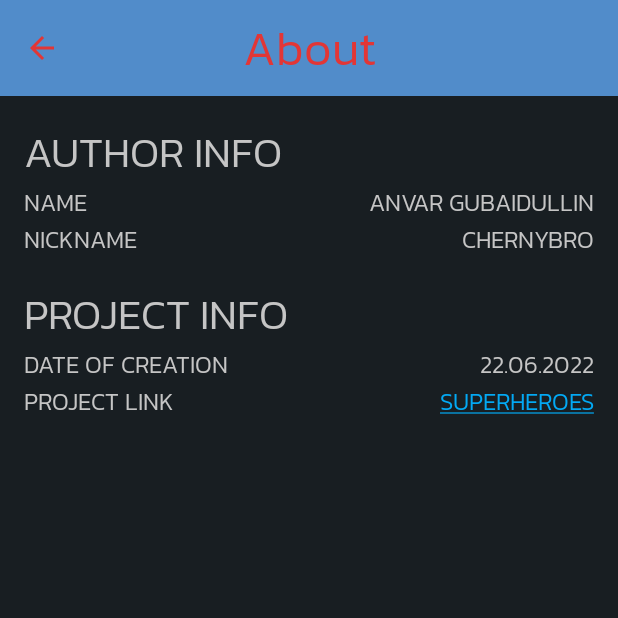
After one commit to chernybro/WB8.2, an Android app: the fragment AboutFragment placed in its activity, on a phone screen of 412 x 824 dp, the top half of it. The commit adds this screen. Run offline under Robolectric (Android 15) with nearby library versions, the phone set to English and light mode, and no system bars; our stand-ins replace Dagger/Hilt's generated code; libraries missing offline, so code that uses them is left out: com.github.terrakok.cicerone; 2 statements that could not run were skipped.

Commit message:
Navigation replaced by Cicerone

```diff
--- a/app/build.gradle
+++ b/app/build.gradle
@@ -78,4 +78,6 @@ dependencies {
     implementation("androidx.lifecycle:lifecycle-common-java8:2.4.1")
 
     implementation 'com.google.code.gson:gson:2.9.0'
+
+    implementation 'com.github.terrakok:cicerone:7.1'
 }
--- a/app/src/main/AndroidManifest.xml
+++ b/app/src/main/AndroidManifest.xml
@@ -17,7 +17,7 @@
         android:theme="@style/Theme.WB52"
         tools:targetApi="31">
         <activity
-            android:name="com.chernybro.wb52.presentation.hero_list_screen.MainActivity"
+            android:name="com.chernybro.wb52.presentation.MainActivity"
             android:exported="true"
             android:theme="@style/Theme.WB52">
             <intent-filter>
--- a/app/src/main/java/com/chernybro/wb52/presentation/BaseFragment.kt
+++ /dev/null
@@ -1,5 +0,0 @@
-package com.chernybro.wb52.presentation
-
-interface BaseFragment {
-    fun getFragmentTitle() : String
-}
--- /dev/null
+++ b/app/src/main/java/com/chernybro/wb52/presentation/MainActivity.kt
@@ -0,0 +1,46 @@
+package com.chernybro.wb52.presentation
+
+import android.os.Bundle
+import androidx.appcompat.app.AppCompatActivity
+import androidx.core.view.WindowCompat
+import com.chernybro.wb52.R
+import com.chernybro.wb52.databinding.ActivityMainBinding
+import com.chernybro.wb52.presentation.hero_list_screen.HeroesListFragment
+import com.chernybro.wb52.presentation.navigation.GeneralCiceroneHolder
+import com.github.terrakok.cicerone.androidx.AppNavigator
+import com.github.terrakok.cicerone.androidx.FragmentScreen
+import dagger.hilt.android.AndroidEntryPoint
+import javax.inject.Inject
+
+@AndroidEntryPoint
+class MainActivity : AppCompatActivity() {
+
+    private lateinit var binding: ActivityMainBinding
+
+    @Inject
+    lateinit var generalCiceroneHolder: GeneralCiceroneHolder
+
+    private val navigator = AppNavigator(this, R.id.fragment)
+
+    override fun onCreate(savedInstanceState: Bundle?) {
+        WindowCompat.setDecorFitsSystemWindows(window, false)
+        super.onCreate(savedInstanceState)
+
+        binding = ActivityMainBinding.inflate(layoutInflater)
+        setContentView(binding.root)
+
+        if (savedInstanceState == null) {
+            generalCiceroneHolder.cicerone.router.newRootChain(FragmentScreen{ HeroesListFragment() })
+        }
+    }
+
+    override fun onResumeFragments() {
+        super.onResumeFragments()
+        generalCiceroneHolder.cicerone.getNavigatorHolder().setNavigator(navigator)
+    }
+
+    override fun onPause() {
+        generalCiceroneHolder.cicerone.getNavigatorHolder().removeNavigator()
+        super.onPause()
+    }
+}
--- /dev/null
+++ b/app/src/main/java/com/chernybro/wb52/presentation/about/AboutFragment.kt
@@ -0,0 +1,50 @@
+package com.chernybro.wb52.presentation.about
+
+import android.content.Intent
+import android.net.Uri
+import android.os.Bundle
+import android.view.LayoutInflater
+import android.view.View
+import android.view.ViewGroup
+import androidx.fragment.app.Fragment
+import com.chernybro.wb52.R
+import com.chernybro.wb52.databinding.FragmentAboutBinding
+import com.chernybro.wb52.presentation.navigation.GeneralCiceroneHolder
+import dagger.hilt.android.AndroidEntryPoint
+import javax.inject.Inject
+
+
+@AndroidEntryPoint
+class AboutFragment : Fragment() {
+
+    private var _binding: FragmentAboutBinding? = null
+    private val binding get() = _binding!!
+
+    @Inject
+    lateinit var generalCiceroneHolder: GeneralCiceroneHolder
+
+    override fun onCreateView(
+        inflater: LayoutInflater, container: ViewGroup?,
+        savedInstanceState: Bundle?
+    ): View {
+
+        _binding = FragmentAboutBinding.inflate(inflater, container, false)
+        return binding.root
+
+    }
+
+
+    override fun onViewCreated(view: View, savedInstanceState: Bundle?) {
+        super.onViewCreated(view, savedInstanceState)
+        binding.projectLinkValue.setOnClickListener {
+            val browserIntent = Intent(Intent.ACTION_VIEW, Uri.parse(getString(R.string.github_project_link)))
+            startActivity(browserIntent)
+        }
+        binding.toolbar.setNavigationOnClickListener { generalCiceroneHolder.cicerone.router.exit() }
+    }
+
+    override fun onDestroyView() {
+        super.onDestroyView()
+        _binding = null
+    }
+}
--- /dev/null
+++ b/app/src/main/res/drawable/ic_back.xml
@@ -0,0 +1,5 @@
+<vector android:autoMirrored="true" android:height="24dp"
+    android:tint="#000000" android:viewportHeight="24"
+    android:viewportWidth="24" android:width="24dp" xmlns:android="http://schemas.android.com/apk/res/android">
+    <path android:fillColor="@android:color/white" android:pathData="M20,11H7.83l5.59,-5.59L12,4l-8,8 8,8 1.41,-1.41L7.83,13H20v-2z"/>
+</vector>
--- /dev/null
+++ b/app/src/main/res/drawable/ic_info.xml
@@ -0,0 +1,5 @@
+<vector android:height="24dp" android:tint="#000000"
+    android:viewportHeight="24" android:viewportWidth="24"
+    android:width="24dp" xmlns:android="http://schemas.android.com/apk/res/android">
+    <path android:fillColor="@android:color/white" android:pathData="M12,2C6.48,2 2,6.48 2,12s4.48,10 10,10 10,-4.48 10,-10S17.52,2 12,2zM13,17h-2v-6h2v6zM13,9h-2L11,7h2v2z"/>
+</vector>
--- /dev/null
+++ b/app/src/main/res/layout/fragment_about.xml
@@ -0,0 +1,157 @@
+<?xml version="1.0" encoding="utf-8"?>
+<androidx.constraintlayout.widget.ConstraintLayout xmlns:android="http://schemas.android.com/apk/res/android"
+    xmlns:app="http://schemas.android.com/apk/res-auto"
+    xmlns:tools="http://schemas.android.com/tools"
+    android:id="@+id/constraint_layout"
+    android:layout_width="match_parent"
+    android:layout_height="match_parent"
+    android:background="?attr/background">
+
+    <com.google.android.material.appbar.AppBarLayout
+        android:id="@+id/app_bar"
+        android:layout_width="match_parent"
+        android:layout_height="wrap_content"
+        app:layout_constraintStart_toStartOf="parent"
+        app:layout_constraintTop_toTopOf="parent">
+
+        <com.google.android.material.appbar.MaterialToolbar
+            android:id="@+id/toolbar"
+            android:layout_width="match_parent"
+            android:layout_height="?attr/actionBarSize"
+            app:navigationIcon="@drawable/ic_back"
+            app:navigationIconTint="?attr/colorPrimary">
+
+            <com.google.android.material.textview.MaterialTextView
+                android:id="@+id/toolbar_title"
+                android:layout_width="wrap_content"
+                android:layout_height="wrap_content"
+                android:layout_gravity="center"
+                android:fontFamily="@font/kanit_light"
+                android:text="@string/about_label"
+                android:textAppearance="@style/Theme.WB51.Toolbar.TitleTextAppearance" />
+
+        </com.google.android.material.appbar.MaterialToolbar>
+
+    </com.google.android.material.appbar.AppBarLayout>
+
+    <androidx.constraintlayout.widget.Guideline
+        android:id="@+id/start_guideline"
+        android:layout_width="0dp"
+        android:layout_height="0dp"
+        android:orientation="vertical"
+        app:layout_constraintGuide_begin="16dp" />
+
+    <androidx.constraintlayout.widget.Guideline
+        android:id="@+id/end_guideline"
+        android:layout_width="0dp"
+        android:layout_height="0dp"
+        android:orientation="vertical"
+        app:layout_constraintGuide_end="16dp" />
+
+    <TextView
+        android:id="@+id/author_info"
+        android:layout_width="0dp"
+        android:layout_height="0dp"
+        android:layout_marginTop="16dp"
+        android:layout_marginEnd="16dp"
+        android:text="@string/author_info"
+        android:textAppearance="@style/Theme.WB51.HeadlineMedium.TextAppearance"
+        app:layout_constraintHeight_default="wrap"
+        app:layout_constraintStart_toStartOf="@id/start_guideline"
+        app:layout_constraintTop_toBottomOf="@id/app_bar" />
+
+    <TextView
+        android:id="@+id/author_name"
+        android:layout_width="wrap_content"
+        android:layout_height="wrap_content"
+        android:text="@string/name"
+        android:textAppearance="@style/Theme.WB51.HeadlineSmall.TextAppearance"
+        app:layout_constraintStart_toStartOf="@id/start_guideline"
+        app:layout_constraintTop_toBottomOf="@id/author_info" />
+
+    <TextView
+        android:id="@+id/tv_author_name_value"
+        android:layout_width="wrap_content"
+        android:layout_height="wrap_content"
+        android:layout_marginStart="@dimen/margin_big"
+        android:text="@string/anvar_gubaidullin"
+        android:textAppearance="@style/Theme.WB51.HeadlineSmall.TextAppearance"
+        app:layout_constraintEnd_toEndOf="@id/end_guideline"
+        app:layout_constraintHorizontal_bias="1"
+        app:layout_constraintStart_toEndOf="@id/author_name"
+        app:layout_constraintTop_toTopOf="@id/author_name" />
+
+    <TextView
+        android:id="@+id/tv_nickname_key"
+        android:layout_width="wrap_content"
+        android:layout_height="wrap_content"
+        android:text="@string/nickname"
+        android:textAppearance="@style/Theme.WB51.HeadlineSmall.TextAppearance"
+        app:layout_constraintStart_toStartOf="@id/start_guideline"
+        app:layout_constraintTop_toTopOf="@id/tv_nickname_value" />
+
+
+    <TextView
+        android:id="@+id/tv_nickname_value"
+        android:layout_width="wrap_content"
+        android:layout_height="wrap_content"
+        android:text="@string/chernybro"
+        android:textAppearance="@style/Theme.WB51.HeadlineSmall.TextAppearance"
+        app:layout_constraintEnd_toEndOf="@id/end_guideline"
+        app:layout_constraintTop_toBottomOf="@id/tv_author_name_value" />
+
+    <TextView
+        android:id="@+id/project_info"
+        android:layout_width="0dp"
+        android:layout_height="0dp"
+        android:layout_marginTop="16dp"
+        android:layout_marginEnd="16dp"
+        android:text="@string/project_info"
+        android:textAppearance="@style/Theme.WB51.HeadlineMedium.TextAppearance"
+        app:layout_constraintHeight_default="wrap"
+        app:layout_constraintStart_toStartOf="@id/start_guideline"
+        app:layout_constraintTop_toBottomOf="@id/tv_nickname_key" />
+
+    <TextView
+        android:id="@+id/project_date"
+        android:layout_width="wrap_content"
+        android:layout_height="wrap_content"
+        android:text="@string/date_of_creation"
+        android:textAppearance="@style/Theme.WB51.HeadlineSmall.TextAppearance"
+        app:layout_constraintStart_toStartOf="@id/start_guideline"
+        app:layout_constraintTop_toBottomOf="@id/project_info" />
+
+    <TextView
+        android:id="@+id/project_date_value"
+        android:layout_width="wrap_content"
+        android:layout_height="wrap_content"
+        android:layout_marginStart="@dimen/margin_big"
+        android:text="@string/date_of_creation_value"
+        android:textAppearance="@style/Theme.WB51.HeadlineSmall.TextAppearance"
+        app:layout_constraintEnd_toEndOf="@id/end_guideline"
+        app:layout_constraintHorizontal_bias="1"
+        app:layout_constraintStart_toEndOf="@id/project_date"
+        app:layout_constraintTop_toTopOf="@id/project_date" />
+
+    <TextView
+        android:id="@+id/project_link"
+        android:layout_width="wrap_content"
+        android:layout_height="wrap_content"
+        android:text="@string/project_link"
+        android:textAppearance="@style/Theme.WB51.HeadlineSmall.TextAppearance"
+        app:layout_constraintStart_toStartOf="@id/start_guideline"
+        app:layout_constraintTop_toTopOf="@id/project_link_value" />
+
+
+    <TextView
+        android:id="@+id/project_link_value"
+        android:layout_width="0dp"
+        android:layout_height="wrap_content"
+        android:text="@string/github_hyperlink"
+        android:textAppearance="@style/Theme.WB51.HeadlineSmall.TextAppearance"
+        android:textColor="@color/blue"
+        app:layout_constraintEnd_toEndOf="@id/end_guideline"
+        app:layout_constraintTop_toBottomOf="@id/project_date_value" />
+
+
+</androidx.constraintlayout.widget.ConstraintLayout>
--- a/app/src/main/res/menu/menu_main.xml
+++ /dev/null
@@ -1,5 +0,0 @@
-<menu xmlns:android="http://schemas.android.com/apk/res/android"
-    xmlns:app="http://schemas.android.com/apk/res-auto"
-    xmlns:tools="http://schemas.android.com/tools"
-    tools:context=".presentation.hero_list_screen.MainActivity">
-</menu>
--- a/app/src/main/res/values/strings.xml
+++ b/app/src/main/res/values/strings.xml
@@ -34,6 +34,19 @@
     <string name="speed_variant">Speed: %s</string>
     <string name="durability_variant">Durability: %s</string>
     <string name="power_variant">Power: %s</string>
+    <string name="about_label">About</string>
+    <string name="author_info">Author Info</string>
+    <string name="name">Name</string>
+    <string name="anvar_gubaidullin">Anvar Gubaidullin</string>
+    <string name="nickname">Nickname</string>
+    <string name="chernybro">chernybro</string>
+    <string name="project_info">Project Info</string>
+    <string name="date_of_creation">Date of creation</string>
+    <string name="date_of_creation_value">22.06.2022</string>
+    <string name="project_link">Project Link</string>
+    <string name="github_hyperlink"><u>SuperHeroes</u></string>
+    <string name="hero_label">Hero</string>
+    <string name="github_project_link">https://github.com/chernybro/WB8.2</string>
 
 
 </resources>
```
Also changed, not shown: app/src/main/java/com/chernybro/wb52/di/NavigationModule.kt (added, +21 -0 lines), app/src/main/java/com/chernybro/wb52/presentation/hero_details/HeroDetailsFragment.kt (+8 -11 lines), app/src/main/java/com/chernybro/wb52/presentation/hero_list_screen/HeroesListFragment.kt (+16 -18 lines), app/src/main/java/com/chernybro/wb52/presentation/hero_list_screen/MainActivity.kt (deleted, +0 -51 lines), app/src/main/java/com/chernybro/wb52/presentation/navigation/GeneralCiceroneHolder.kt (added, +8 -0 lines), app/src/main/res/layout/activity_main.xml (+0 -23 lines), app/src/main/res/layout/content_main.xml (+1 -7 lines), app/src/main/res/layout/fragment_hero_details.xml (+28 -1 lines), app/src/main/res/layout/fragment_heroes_list.xml (+34 -3 lines), app/src/main/res/navigation/nav_graph.xml (deleted, +0 -30 lines).
